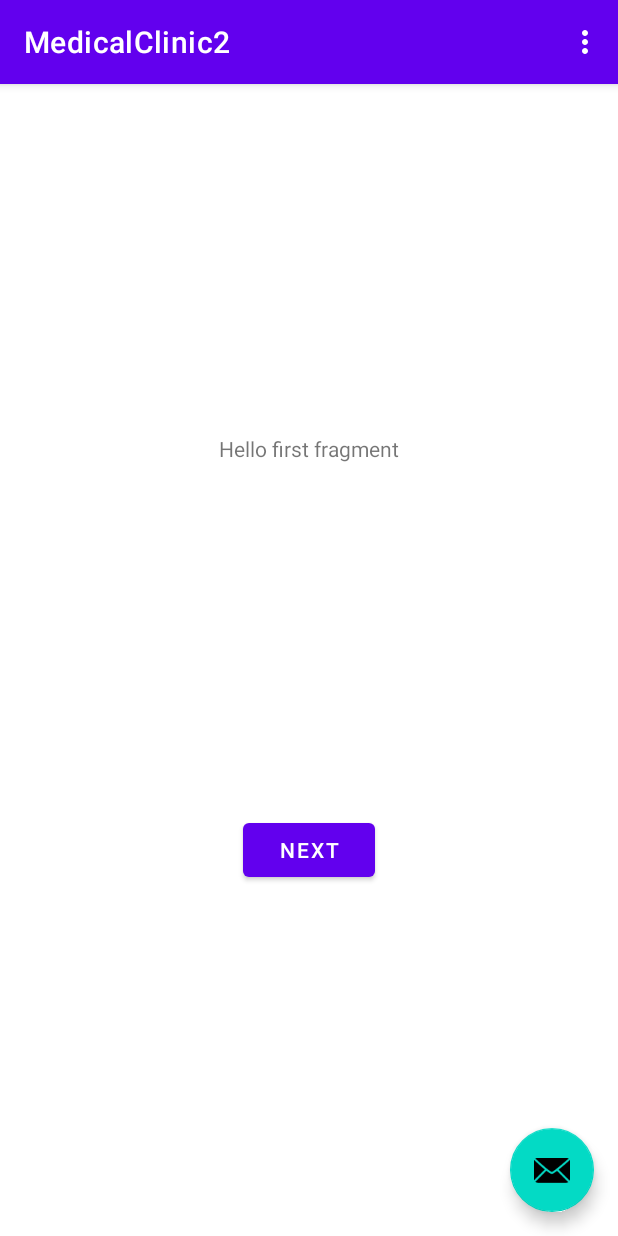
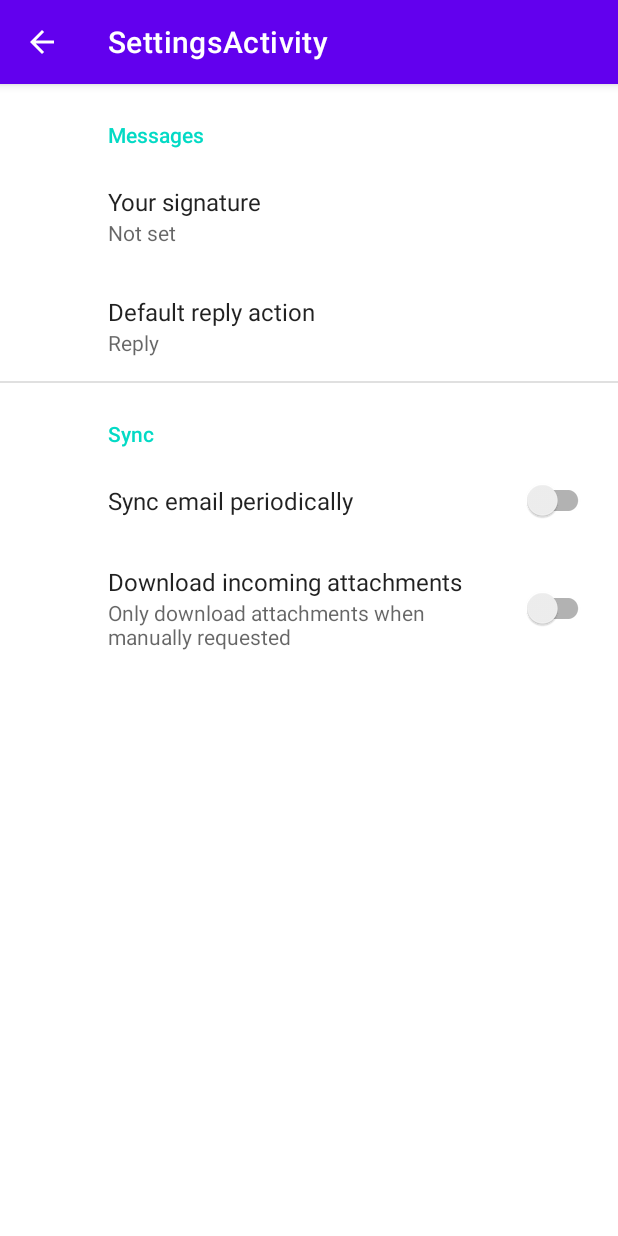
Before and after one commit to SebastianRichiteanu/MedicalClinic, an Android app: the screen it shows after launch (MainActivity before the commit, SettingsActivity after it), in the options menu, after a tap on "Settings", on a phone screen of 412 x 824 dp. Run offline under Robolectric (Android 15) with nearby library versions, the phone set to English and light mode, and no system bars; our stand-ins replace androidx.preference.

Commit message:
settings in progress

```diff
--- a/app/build.gradle
+++ b/app/build.gradle
@@ -39,6 +39,7 @@ dependencies {
     implementation 'androidx.lifecycle:lifecycle-viewmodel-ktx:2.3.1'
     implementation 'androidx.legacy:legacy-support-v4:1.0.0'
     implementation 'androidx.recyclerview:recyclerview:1.2.0'
+    implementation 'androidx.preference:preference:1.1.1'
     testImplementation 'junit:junit:4.+'
     androidTestImplementation 'androidx.test.ext:junit:1.1.2'
     androidTestImplementation 'androidx.test.espresso:espresso-core:3.3.0'
--- a/app/src/main/AndroidManifest.xml
+++ b/app/src/main/AndroidManifest.xml
@@ -10,18 +10,21 @@
         android:supportsRtl="true"
         android:theme="@style/Theme.MedicalClinic2">
         <activity
+            android:name=".SettingsActivity"
+            android:label="@string/title_activity_settings"
+            android:parentActivityName=".MainActivity"></activity>
+        <activity
             android:name=".DoctorActivity"
             android:label="@string/title_activity_doctor"
-            android:theme="@style/Theme.MedicalClinic2.NoActionBar"></activity>
+            android:theme="@style/Theme.MedicalClinic2.NoActionBar" />
         <activity
             android:name=".AppointmentsActivity"
             android:label="@string/title_activity_appointments"
-            android:theme="@style/Theme.MedicalClinic2.NoActionBar"></activity>
+            android:theme="@style/Theme.MedicalClinic2.NoActionBar" />
         <activity android:name=".Register" />
         <activity android:name=".ProfileView" />
         <activity android:name=".Login" />
         <activity android:name=".Register" />
-
         <activity
             android:name=".MainActivity"
             android:label="@string/app_name"
@@ -32,7 +35,6 @@
                 <category android:name="android.intent.category.LAUNCHER" />
             </intent-filter>
         </activity>
-
     </application>
 
 </manifest>
--- a/app/src/main/java/com/example/medicalclinic2/MainActivity.java
+++ b/app/src/main/java/com/example/medicalclinic2/MainActivity.java
@@ -1,6 +1,7 @@
 package com.example.medicalclinic2;
 
 import android.content.Intent;
+import android.content.ServiceConnection;
 import android.content.SharedPreferences;
 import android.database.Cursor;
 import android.os.Bundle;
@@ -224,7 +225,8 @@ public class MainActivity extends AppCompatActivity {
 
         //noinspection SimplifiableIfStatement
         if (id == R.id.action_settings) {
-            return true;
+            Intent intent = new Intent(this, SettingsActivity.class);
+            startActivity(intent);
         }
         if (id == R.id.login){
             Intent intent = new Intent(this, Login.class);
--- /dev/null
+++ b/app/src/main/java/com/example/medicalclinic2/SettingsActivity.java
@@ -0,0 +1,38 @@
+package com.example.medicalclinic2;
+
+import android.os.Bundle;
+import android.widget.Button;
+
+import androidx.appcompat.app.ActionBar;
+import androidx.appcompat.app.AppCompatActivity;
+import androidx.preference.PreferenceFragmentCompat;
+
+public class SettingsActivity extends AppCompatActivity {
+
+    Button button;
+
+    @Override
+    protected void onCreate(Bundle savedInstanceState) {
+        super.onCreate(savedInstanceState);
+        setContentView(R.layout.settings_activity);
+        if (savedInstanceState == null) {
+            getSupportFragmentManager()
+                    .beginTransaction()
+                    .replace(R.id.settings, new SettingsFragment())
+                    .commit();
+        }
+        ActionBar actionBar = getSupportActionBar();
+        if (actionBar != null) {
+            actionBar.setDisplayHomeAsUpEnabled(true);
+        }
+    }
+
+    public static class SettingsFragment extends PreferenceFragmentCompat {
+        @Override
+        public void onCreatePreferences(Bundle savedInstanceState, String rootKey) {
+            setPreferencesFromResource(R.xml.root_preferences, rootKey);
+        }
+    }
+
+
+}
--- /dev/null
+++ b/app/src/main/res/layout/settings_activity.xml
@@ -0,0 +1,9 @@
+<LinearLayout xmlns:android="http://schemas.android.com/apk/res/android"
+    android:layout_width="match_parent"
+    android:layout_height="match_parent">
+
+    <FrameLayout
+        android:id="@+id/settings"
+        android:layout_width="match_parent"
+        android:layout_height="match_parent" />
+</LinearLayout>
--- /dev/null
+++ b/app/src/main/res/values/arrays.xml
@@ -0,0 +1,12 @@
+<resources>
+    <!-- Reply Preference -->
+    <string-array name="reply_entries">
+        <item>Reply</item>
+        <item>Reply to all</item>
+    </string-array>
+
+    <string-array name="reply_values">
+        <item>reply</item>
+        <item>reply_all</item>
+    </string-array>
+</resources>
--- a/app/src/main/res/values/strings.xml
+++ b/app/src/main/res/values/strings.xml
@@ -39,5 +39,21 @@
     <string name="submit">Submit</string>
     <string name="action_doctors">Doctors</string>
     <string name="title_activity_doctor">Doctor Activity</string>
+    <string name="title_activity_settings">SettingsActivity</string>
+
+    <!-- Preference Titles -->
+    <string name="messages_header">Messages</string>
+    <string name="sync_header">Sync</string>
+
+    <!-- Messages Preferences -->
+    <string name="signature_title">Your signature</string>
+    <string name="reply_title">Default reply action</string>
+
+    <!-- Sync Preferences -->
+    <string name="sync_title">Sync email periodically</string>
+    <string name="attachment_title">Download incoming attachments</string>
+    <string name="attachment_summary_on">Automatically download attachments for incoming emails
+    </string>
+    <string name="attachment_summary_off">Only download attachments when manually requested</string>
 
 </resources>
--- /dev/null
+++ b/app/src/main/res/xml/root_preferences.xml
@@ -0,0 +1,35 @@
+<PreferenceScreen xmlns:app="http://schemas.android.com/apk/res-auto">
+
+    <PreferenceCategory app:title="@string/messages_header">
+
+        <EditTextPreference
+            app:key="signature"
+            app:title="@string/signature_title"
+            app:useSimpleSummaryProvider="true" />
+
+        <ListPreference
+            app:defaultValue="reply"
+            app:entries="@array/reply_entries"
+            app:entryValues="@array/reply_values"
+            app:key="reply"
+            app:title="@string/reply_title"
+            app:useSimpleSummaryProvider="true" />
+
+    </PreferenceCategory>
+
+    <PreferenceCategory app:title="@string/sync_header">
+
+        <SwitchPreferenceCompat
+            app:key="sync"
+            app:title="@string/sync_title" />
+
+        <SwitchPreferenceCompat
+            app:dependency="sync"
+            app:key="attachment"
+            app:summaryOff="@string/attachment_summary_off"
+            app:summaryOn="@string/attachment_summary_on"
+            app:title="@string/attachment_title" />
+
+    </PreferenceCategory>
+
+</PreferenceScreen>
```
